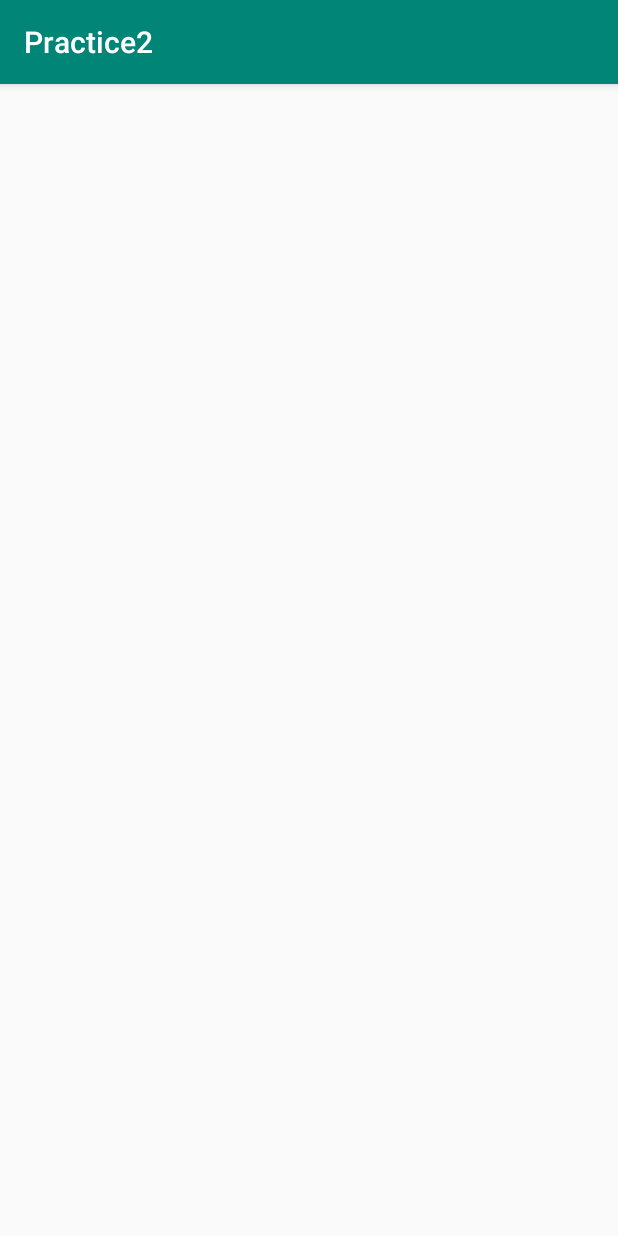
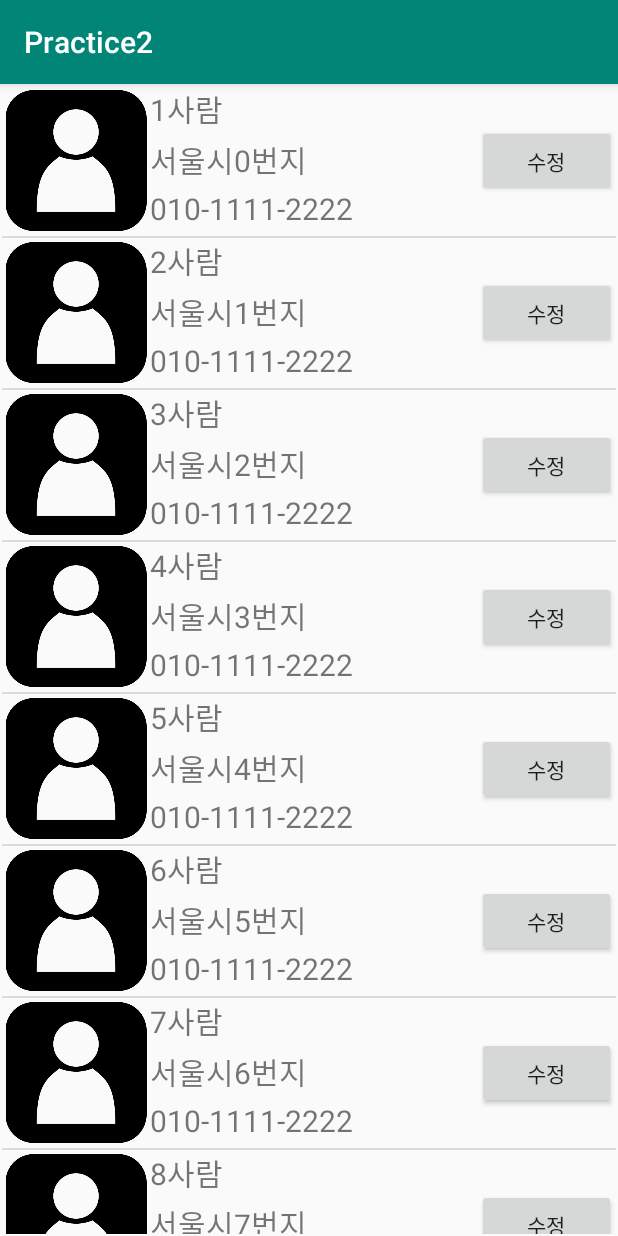
Before and after one commit to sallykorea/MyAndroid, an Android app: the screen it shows after launch (MainActivity), on a phone screen of 412 x 824 dp. Run offline under Robolectric (Android 15) with nearby library versions, the phone set to English and light mode, and no system bars.

Commit message:
Practice2 OnItemClickListener와 button을 같이 사용했을 때 발생하는 이슈 해결

```diff
--- a/practice2/src/main/AndroidManifest.xml
+++ b/practice2/src/main/AndroidManifest.xml
@@ -9,6 +9,7 @@
         android:roundIcon="@mipmap/ic_launcher_round"
         android:supportsRtl="true"
         android:theme="@style/AppTheme">
+        <activity android:name=".DetailActivity"></activity>
         <activity android:name=".MainActivity">
             <intent-filter>
                 <action android:name="android.intent.action.MAIN" />
--- a/practice2/src/main/java/com/example/practice2/InfoAdapter.java
+++ b/practice2/src/main/java/com/example/practice2/InfoAdapter.java
@@ -1,10 +1,15 @@
 package com.example.practice2;
 
 import android.content.Context;
+import android.content.Intent;
+import android.util.Log;
 import android.view.LayoutInflater;
 import android.view.View;
 import android.view.ViewGroup;
 import android.widget.BaseAdapter;
+import android.widget.Button;
+import android.widget.ImageView;
+import android.widget.TextView;
 
 import java.util.List;
 
@@ -14,6 +19,7 @@ public class InfoAdapter extends BaseAdapter {
     private int layoutRes;
     private List<InfoDto> list;
     private LayoutInflater inflater;
+    private static final String TAG = "MainActivity";
 
     public InfoAdapter(Context context, int layoutRes, List<InfoDto> list) {
         this.context = context;
@@ -25,21 +31,53 @@ public class InfoAdapter extends BaseAdapter {
 
     @Override
     public int getCount() {
-        return 0;
+        return list.size();
     }
 
     @Override
-    public Object getItem(int position) {
-        return null;
+    public Object getItem(int i) {
+        return list.get(i);
     }
 
     @Override
-    public long getItemId(int position) {
-        return 0;
+    public long getItemId(int i) {
+        return i;
     }
 
     @Override
-    public View getView(int position, View convertView, ViewGroup parent) {
-        return null;
+    public View getView(final int i, View view, ViewGroup viewGroup) {
+        if(view==null){
+            view=inflater.inflate(layoutRes, viewGroup, false);
+        }
+        ImageView imageView=view.findViewById(R.id.imageView);
+        TextView nameTextView=view.findViewById(R.id.nameTextView);
+        TextView addrTextView=view.findViewById(R.id.addrTextView);
+        TextView digitTextView=view.findViewById(R.id.digitTextView);
+        Button button=view.findViewById(R.id.modifyBtn);
+
+        /*
+            [button에만 listener 달아주기]
+            View.OnClickListener를 implment한 익명 클래스를 생성하면서
+            button에 OnClickListener 달아주기
+
+         */
+        button.setOnClickListener(new View.OnClickListener() {
+            @Override
+            public void onClick(View v) {
+                Intent intent=new Intent(context, DetailActivity.class);
+                InfoDto dto=list.get(i); // Local innerClass에서는 final 상수값만 참조 가능하다
+                intent.putExtra("dto", dto);
+                context.startActivity(intent);
+            }
+        });
+
+        InfoDto dto=list.get(i);
+
+        imageView.setImageResource(dto.getResId());
+        nameTextView.setText(dto.getName());
+        addrTextView.setText(dto.getAddr());
+        digitTextView.setText(dto.getDigit());
+
+        return view;
     }
 }
--- a/practice2/src/main/java/com/example/practice2/InfoDto.java
+++ b/practice2/src/main/java/com/example/practice2/InfoDto.java
@@ -1,24 +1,28 @@
 package com.example.practice2;
 
-public class InfoDto {
-    private int num;
+import java.io.Serializable;
+
+public class InfoDto implements Serializable {
+    private int resId;
     private String name;
+    private String addr;
     private String digit;
 
     public InfoDto(){}
 
-    public InfoDto(int num, String name, String digit) {
-        this.num = num;
+    public InfoDto(int resId, String name, String addr, String digit) {
+        this.resId = resId;
         this.name = name;
+        this.addr = addr;
         this.digit = digit;
     }
 
-    public int getNum() {
-        return num;
+    public int getResId() {
+        return resId;
     }
 
-    public void setNum(int num) {
-        this.num = num;
+    public void setResId(int resId) {
+        this.resId = resId;
     }
 
     public String getName() {
@@ -29,6 +33,14 @@ public class InfoDto {
         this.name = name;
     }
 
+    public String getAddr() {
+        return addr;
+    }
+
+    public void setAddr(String addr) {
+        this.addr = addr;
+    }
+
     public String getDigit() {
         return digit;
     }
--- a/practice2/src/main/java/com/example/practice2/MainActivity.java
+++ b/practice2/src/main/java/com/example/practice2/MainActivity.java
@@ -2,7 +2,11 @@ package com.example.practice2;
 
 import androidx.appcompat.app.AppCompatActivity;
 
+import android.content.Intent;
 import android.os.Bundle;
+import android.util.Log;
+import android.view.View;
+import android.widget.AdapterView;
 import android.widget.ListView;
 
 import java.util.ArrayList;
@@ -13,6 +17,7 @@ public class MainActivity extends AppCompatActivity {
     //필드
     ListView listView;
     List<InfoDto> informations;
+    InfoAdapter adapter;
 
     @Override
     protected void onCreate(Bundle savedInstanceState) {
@@ -22,9 +27,21 @@ public class MainActivity extends AppCompatActivity {
         listView=findViewById(R.id.listView);
         informations=new ArrayList<>();
         for(int i=0; i<30; i++){
-            informations.add(new InfoDto(i, i+"사람", "010-1111-2222"));
+            informations.add(new InfoDto(R.drawable.profile, i+1+"사람", "서울시" +i+"번지", "010-1111-2222"));
         }
+
+        adapter=new InfoAdapter(this, R.layout.layout_cell, informations); //context는 activity를 지칭한다고 생각하면된다.
+
+        listView.setAdapter(adapter);
+        /*
+            listView.setOnItemClickListener(this);
+
+            activity에 setOnItemClickListener를 등록하려고 할 때 button이 있는 경우,
+            listener가 등록이 안돼는 이슈가 있다.
+            이 때는 listView에 listener를 달아주지 말고 button에 listener를 달아주어야한다.
+         */
 
 
     }
+
 }
--- a/practice2/src/main/res/layout/layout_cell.xml
+++ b/practice2/src/main/res/layout/layout_cell.xml
@@ -3,39 +3,54 @@
     xmlns:app="http://schemas.android.com/apk/res-auto"
     xmlns:tools="http://schemas.android.com/tools"
     android:layout_width="match_parent"
-    android:layout_height="75dp"
+    android:layout_height="100dp"
     android:gravity="center_vertical"
     android:orientation="horizontal">
 
     <ImageView
         android:id="@+id/imageView"
-        android:layout_width="53dp"
-        android:layout_height="77dp"
-        android:layout_weight="1"
-        tools:srcCompat="@tools:sample/avatars[0]" />
+        android:layout_width="16dp"
+        android:layout_height="94dp"
+        android:layout_weight="3"
+        tools:srcCompat="@drawable/profile" />
+
+    <LinearLayout
+        android:layout_width="wrap_content"
+        android:layout_height="match_parent"
+        android:layout_weight="3"
+        android:orientation="vertical">
 
         <TextView
-        android:id="@+id/textView"
-        android:layout_width="wrap_content"
+            android:id="@+id/nameTextView"
+            android:layout_width="match_parent"
             android:layout_height="wrap_content"
             android:layout_weight="1"
-        android:text="TextView"
+            android:text="이름"
             android:textSize="20sp" />
 
         <TextView
-        android:id="@+id/textView2"
-        android:layout_width="wrap_content"
+            android:id="@+id/addrTextView"
+            android:layout_width="match_parent"
             android:layout_height="wrap_content"
             android:layout_weight="1"
-        android:text="TextView"
+            android:text="주소"
             android:textSize="20sp" />
 
         <TextView
-        android:id="@+id/textView3"
-        android:layout_width="wrap_content"
+            android:id="@+id/digitTextView"
+            android:layout_width="match_parent"
             android:layout_height="wrap_content"
             android:layout_weight="1"
-        android:text="TextView"
+            android:text="전화번호"
             android:textSize="20sp" />
 
     </LinearLayout>
+
+    <Button
+        android:id="@+id/modifyBtn"
+        android:layout_width="9dp"
+        android:layout_height="wrap_content"
+        android:layout_weight="3"
+        android:text="수정" />
+
+</LinearLayout>
```
Also changed, not shown: practice2/src/main/java/com/example/practice2/DetailActivity.java (added, +14 -0 lines), practice2/src/main/res/layout/activity_detail.xml (added, +19 -0 lines), practice2/src/main/res/drawable/profile.png (added). Lines whose indentation alone changed are shown as unchanged.
